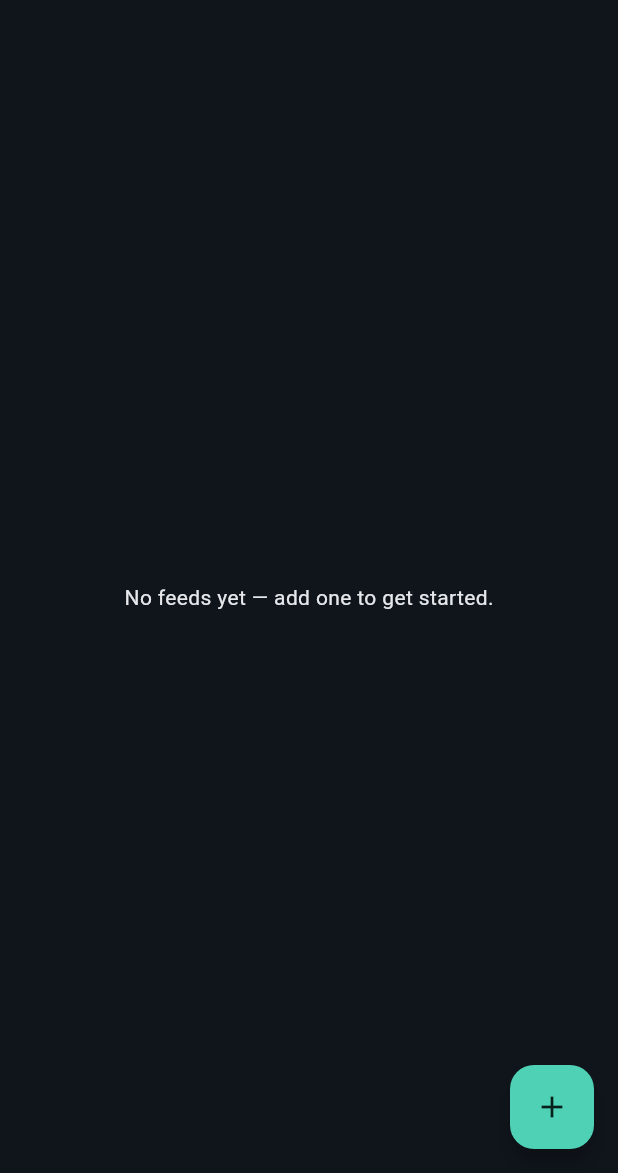
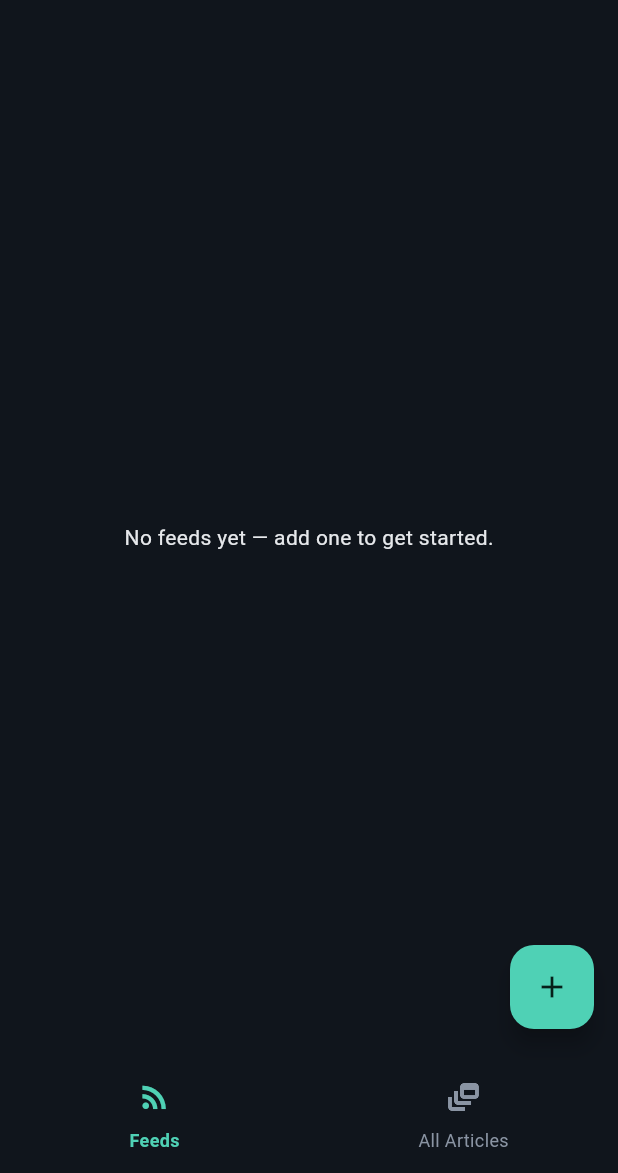
Before and after one commit to JRedrupp/deepread, a Flutter app: the screen it shows once a user with an empty profile is signed in, on a phone screen of 412 x 824 dp, the part 63-1236 px from its top. Run offline on Flutter 3.47's test engine with Material 3 defaults, Android fonts, the phone set to English and light mode, and no system bars; our stand-ins replace drift, google_fonts, shared_preferences, supabase_flutter, webview_flutter; missing offline and left inert: postgrest, workmanager; accounts and stored records are empty; generated files the repository leaves out were written again; network calls fail; statements that could not run were skipped.

Commit message:
Add HomeShell bottom-nav (Feeds | All Articles), narrowing FeedListScreen to a tab

```diff
--- a/mobile/lib/features/auth/auth_gate.dart
+++ b/mobile/lib/features/auth/auth_gate.dart
@@ -3,7 +3,7 @@ import 'package:supabase_flutter/supabase_flutter.dart';
 
 import '../../data/local/database.dart';
 import '../../data/remote/supabase_client.dart';
-import '../feeds/feed_list_screen.dart';
+import '../home/home_shell.dart';
 import 'login_screen.dart';
 
 /// Swaps between the login screen and the app itself based on Supabase
@@ -23,7 +23,7 @@ class AuthGate extends StatelessWidget {
         if (session == null) {
           return const LoginScreen();
         }
-        return FeedListScreen(db: db);
+        return HomeShell(db: db);
       },
     );
   }
--- a/mobile/lib/features/feeds/feed_list_screen.dart
+++ b/mobile/lib/features/feeds/feed_list_screen.dart
@@ -1,21 +1,15 @@
-import 'dart:async';
-import 'dart:io';
-
 import 'package:flutter/material.dart';
-import 'package:path/path.dart' as p;
-import 'package:path_provider/path_provider.dart';
 
 import '../../data/local/database.dart';
-import '../../data/remote/feed_repository.dart';
-import '../../data/remote/supabase_client.dart';
 import '../articles/article_list_screen.dart';
-import '../auth/local_data_reset.dart';
-import '../settings/settings_screen.dart';
-import '../sync/sync_service.dart';
-import 'add_feed_screen.dart';
 
+/// Body-only widget (no own Scaffold/AppBar) — the Feeds tab inside
+/// `HomeShell`'s bottom-nav shell. Sync-in-progress state, the AppBar's
+/// sync/settings icons, the "add feed" FAB, and unsubscribe execution all
+/// moved up to `HomeShell` when this stopped being the app's own home
+/// screen; this widget only renders the list and its confirmation dialog.
 class FeedListScreen extends StatefulWidget {
-  const FeedListScreen({super.key, required this.db, this.feedsStream, this.onUnsubscribe});
+  const FeedListScreen({super.key, required this.db, this.feedsStream, required this.onUnsubscribe});
 
   final AppDatabase db;
 
@@ -25,10 +19,10 @@ class FeedListScreen extends StatefulWidget {
   /// fake-async zone.
   final Stream<List<LocalFeed>>? feedsStream;
 
-  /// Overridable so widget tests can assert an unsubscribe was requested
-  /// for the right feed without touching `AppSupabase.client` or
-  /// `path_provider` (both hit by the default `_removeFeed`).
-  final Future<void> Function(LocalFeed feed)? onUnsubscribe;
+  /// Called once the user confirms unsubscribing from a feed. Always
+  /// supplied by `HomeShell` in the real app; tests inject their own to
+  /// assert on the tapped feed without touching `FeedRepository`/Supabase.
+  final Future<void> Function(LocalFeed feed) onUnsubscribe;
 
   @override
   State<FeedListScreen> createState() => _FeedListScreenState();
@@ -44,91 +38,11 @@ class _FeedListScreenState extends State<FeedListScreen> {
     // StreamBuilder a new Stream identity (which would tear down and
     // resubscribe the underlying drift query on every rebuild).
     _feedsStream = widget.feedsStream ?? widget.db.select(widget.db.localFeeds).watch();
-    unawaited(_syncNow());
-  }
-
-  bool _syncing = false;
-  Future<void>? _syncFuture;
-
-  Future<void> _syncNow() async {
-    if (_syncing) return;
-    setState(() => _syncing = true);
-    final future = SyncService(widget.db).syncNow();
-    _syncFuture = future;
-    try {
-      await future;
-    } catch (e) {
-      // Sync failures (offline, expired session, Supabase unreachable)
-      // shouldn't crash the screen — the user can already see and read
-      // whatever was downloaded previously.
-      if (mounted) {
-        ScaffoldMessenger.of(context).showSnackBar(
-          SnackBar(content: Text('Sync failed: $e')),
-        );
-      }
-    } finally {
-      if (mounted) setState(() => _syncing = false);
-    }
-  }
-
-  Future<void> _signOut() async {
-    final db = widget.db; // capture before any await — this widget may be
-    // disposed once AuthGate reacts to the `signedOut` auth event.
-
-    try {
-      // signOut() fires the `signedOut` event (and AuthGate's navigation
-      // to LoginScreen) essentially synchronously with the local session
-      // removal, before its best-effort server-side token revoke. Swallow
-      // failures here (e.g. offline revoke) — they must not block the
-      // local wipe below.
-      await AppSupabase.client.auth.signOut();
-    } catch (_) {}
-
-    // Drain any sync already in flight (the app-open sync from initState,
-    // or one launched by _addFeed) before wiping — syncNow() only checks
-    // currentUser once at its start, so signOut() above prevents *new*
-    // syncs but can't stop one already past that check. It will likely
-    // start throwing (401s) once the token's gone — irrelevant, swallowed.
-    try {
-      await _syncFuture;
-    } catch (_) {}
-
-    final docsDir = await getApplicationDocumentsDirectory();
-    await resetLocalData(
-      db: db,
-      articlesDir: Directory(p.join(docsDir.path, 'articles')),
-    );
   }
 
   @override
   Widget build(BuildContext context) {
-    return Scaffold(
-      appBar: AppBar(
-        title: const Text('DeepRead'),
-        actions: [
-          IconButton(
-            icon: _syncing
-                ? const SizedBox(
-                    width: 20,
-                    height: 20,
-                    child: CircularProgressIndicator(strokeWidth: 2),
-                  )
-                : const Icon(Icons.sync),
-            tooltip: 'Sync now',
-            onPressed: _syncing ? null : _syncNow,
-          ),
-          IconButton(
-            icon: const Icon(Icons.settings),
-            tooltip: 'Settings',
-            onPressed: () => Navigator.of(context).push(
-              MaterialPageRoute(
-                builder: (_) => SettingsScreen(onSignOut: _signOut, db: widget.db),
-              ),
-            ),
-          ),
-        ],
-      ),
-      body: StreamBuilder<List<LocalFeed>>(
+    return StreamBuilder<List<LocalFeed>>(
       stream: _feedsStream,
       builder: (context, snapshot) {
         final feeds = snapshot.data ?? const [];
@@ -161,24 +75,7 @@ class _FeedListScreenState extends State<FeedListScreen> {
           },
         );
       },
-      ),
-      floatingActionButton: FloatingActionButton(
-        onPressed: () => Navigator.of(context).push(
-          MaterialPageRoute(
-            builder: (_) => AddFeedScreen(onSubmit: _addFeed),
-          ),
-        ),
-        child: const Icon(Icons.add),
-      ),
     );
-  }
-
-  Future<void> _addFeed(String url) async {
-    await FeedRepository(widget.db).subscribe(url);
-    // Pull immediately rather than waiting for the next periodic
-    // background sync, so the feed's title (and any already-rendered
-    // articles) show up right away.
-    unawaited(_syncNow());
   }
 
   Future<void> _confirmUnsubscribe(LocalFeed feed) async {
@@ -210,26 +107,7 @@ class _FeedListScreenState extends State<FeedListScreen> {
     );
 
     if (confirmed == true) {
-      await (widget.onUnsubscribe ?? _removeFeed)(feed);
-    }
-  }
-
-  Future<void> _removeFeed(LocalFeed feed) async {
-    try {
-      // Drain any in-flight sync first — same race _signOut guards
-      // against: a sync mid-flight could re-insert this feed's rows
-      // between our local cleanup and its own completion.
-      await _syncFuture;
-    } catch (_) {}
-
-    try {
-      await FeedRepository(widget.db).unsubscribe(feed.id);
-    } catch (e) {
-      if (mounted) {
-        ScaffoldMessenger.of(context).showSnackBar(
-          SnackBar(content: Text('Failed to remove feed: $e')),
-        );
+      await widget.onUnsubscribe(feed);
     }
   }
 }
-}
--- /dev/null
+++ b/mobile/lib/features/home/home_shell.dart
@@ -0,0 +1,240 @@
+import 'dart:async';
+import 'dart:io';
+
+import 'package:flutter/material.dart';
+import 'package:path/path.dart' as p;
+import 'package:path_provider/path_provider.dart';
+
+import '../../data/local/article_with_feed.dart';
+import '../../data/local/database.dart';
+import '../../data/remote/feed_repository.dart';
+import '../../data/remote/supabase_client.dart';
+import '../../theme/app_theme.dart';
+import '../articles/all_articles_screen.dart';
+import '../articles/article_sort_order.dart';
+import '../auth/local_data_reset.dart';
+import '../feeds/add_feed_screen.dart';
+import '../feeds/feed_list_screen.dart';
+import '../settings/settings_screen.dart';
+import '../sync/sync_service.dart';
+
+/// The app's home screen: a shared AppBar (sync + settings, plus
+/// filter/sort when the All Articles tab is active) and a bottom nav bar
+/// switching between the Feeds tab ([FeedListScreen]) and the combined
+/// All Articles tab ([AllArticlesScreen]). Owns state that's really
+/// app-global rather than per-tab — sync-in-progress, sign-out, and
+/// unsubscribe-execution — since all of it used to live on
+/// [FeedListScreen] back when it was the app's only home screen.
+class HomeShell extends StatefulWidget {
+  const HomeShell({
+    super.key,
+    required this.db,
+    this.feedsStream,
+    this.articlesStream,
+    this.onUnsubscribe,
+  });
+
+  final AppDatabase db;
+  final Stream<List<LocalFeed>>? feedsStream;
+  final Stream<List<ArticleWithFeed>>? articlesStream;
+
+  /// Overridable so widget tests can assert an unsubscribe was requested
+  /// for the right feed without touching `FeedRepository`/Supabase. When
+  /// null (the real app), [_unsubscribeFeed] is used.
+  final Future<void> Function(LocalFeed feed)? onUnsubscribe;
+
+  @override
+  State<HomeShell> createState() => _HomeShellState();
+}
+
+class _HomeShellState extends State<HomeShell> {
+  int _selectedIndex = 0;
+  bool _syncing = false;
+  Future<void>? _syncFuture;
+  bool _unreadOnly = false;
+  ArticleSortOrder _sortOrder = ArticleSortOrder.newestFirst;
+
+  @override
+  void initState() {
+    super.initState();
+    unawaited(_syncNow());
+  }
+
+  Future<void> _syncNow() async {
+    if (_syncing) return;
+    setState(() => _syncing = true);
+    final future = SyncService(widget.db).syncNow();
+    _syncFuture = future;
+    try {
+      await future;
+    } catch (e) {
+      // Sync failures (offline, expired session, Supabase unreachable)
+      // shouldn't crash the screen — the user can already see and read
+      // whatever was downloaded previously.
+      if (mounted) {
+        ScaffoldMessenger.of(context).showSnackBar(
+          SnackBar(content: Text('Sync failed: $e')),
+        );
+      }
+    } finally {
+      if (mounted) setState(() => _syncing = false);
+    }
+  }
+
+  Future<void> _signOut() async {
+    final db = widget.db; // capture before any await — this widget may be
+    // disposed once AuthGate reacts to the `signedOut` auth event.
+
+    try {
+      await AppSupabase.client.auth.signOut();
+    } catch (_) {}
+
+    try {
+      await _syncFuture;
+    } catch (_) {}
+
+    final docsDir = await getApplicationDocumentsDirectory();
+    await resetLocalData(
+      db: db,
+      articlesDir: Directory(p.join(docsDir.path, 'articles')),
+    );
+  }
+
+  Future<void> _addFeed(String url) async {
+    await FeedRepository(widget.db).subscribe(url);
+    unawaited(_syncNow());
+  }
+
+  Future<void> _unsubscribeFeed(LocalFeed feed) async {
+    try {
+      // Drain any in-flight sync first — a sync mid-flight could
+      // re-insert this feed's rows between local cleanup and its own
+      // completion.
+      await _syncFuture;
+    } catch (_) {}
+
+    try {
+      await FeedRepository(widget.db).unsubscribe(feed.id);
+    } catch (e) {
+      if (mounted) {
+        ScaffoldMessenger.of(context).showSnackBar(
+          SnackBar(content: Text('Failed to remove feed: $e')),
+        );
+      }
+    }
+  }
+
+  @override
+  Widget build(BuildContext context) {
+    final isAllArticles = _selectedIndex == 1;
+    final isDark = Theme.of(context).brightness == Brightness.dark;
+    final secondaryColor = isDark ? AppTheme.textSecondary : AppTheme.lightTextSecondary;
+
+    return Scaffold(
+      appBar: AppBar(
+        title: const Text('DeepRead'),
+        actions: [
+          if (isAllArticles) ...[
+            IconButton(
+              icon: Icon(_unreadOnly ? Icons.filter_alt : Icons.filter_alt_outlined),
+              tooltip: _unreadOnly ? 'Showing unread only' : 'Show all',
+              onPressed: () => setState(() => _unreadOnly = !_unreadOnly),
+            ),
+            PopupMenuButton<ArticleSortOrder>(
+              icon: const Icon(Icons.sort),
+              tooltip: 'Sort',
+              initialValue: _sortOrder,
+              onSelected: (order) => setState(() => _sortOrder = order),
+              itemBuilder: (context) => const [
+                PopupMenuItem(value: ArticleSortOrder.newestFirst, child: Text('Newest first')),
+                PopupMenuItem(value: ArticleSortOrder.oldestFirst, child: Text('Oldest first')),
+              ],
+            ),
+          ],
+          IconButton(
+            icon: _syncing
+                ? const SizedBox(
+                    width: 20,
+                    height: 20,
+                    child: CircularProgressIndicator(strokeWidth: 2),
+                  )
+                : const Icon(Icons.sync),
+            tooltip: 'Sync now',
+            onPressed: _syncing ? null : _syncNow,
+          ),
+          IconButton(
+            icon: const Icon(Icons.settings),
+            tooltip: 'Settings',
+            onPressed: () => Navigator.of(context).push(
+              MaterialPageRoute(
+                builder: (_) => SettingsScreen(onSignOut: _signOut, db: widget.db),
+              ),
+            ),
+          ),
+        ],
+      ),
+      body: IndexedStack(
+        index: _selectedIndex,
+        children: [
+          FeedListScreen(
+            db: widget.db,
+            feedsStream: widget.feedsStream,
+            onUnsubscribe: widget.onUnsubscribe ?? _unsubscribeFeed,
+          ),
+          AllArticlesScreen(
+            db: widget.db,
+            unreadOnly: _unreadOnly,
+            sortOrder: _sortOrder,
+            articlesStream: widget.articlesStream,
+          ),
+        ],
+      ),
+      floatingActionButton: _selectedIndex == 0
+          ? FloatingActionButton(
+              onPressed: () => Navigator.of(context).push(
+                MaterialPageRoute(
+                  builder: (_) => AddFeedScreen(onSubmit: _addFeed),
+                ),
+              ),
+              child: const Icon(Icons.add),
+            )
+          : null,
+      bottomNavigationBar: DecoratedBox(
+        // Flat, bordered look (matching the app's card language) instead
+        // of Material 3's default pill-indicator NavigationBar.
+        decoration: BoxDecoration(
+          border: Border(top: BorderSide(color: Theme.of(context).dividerTheme.color ?? secondaryColor)),
+        ),
+        child: NavigationBarTheme(
+          data: NavigationBarThemeData(
+            backgroundColor: Theme.of(context).scaffoldBackgroundColor,
+            indicatorColor: Colors.transparent,
+            labelTextStyle: WidgetStateProperty.resolveWith(
+              (states) => TextStyle(
+                fontSize: 12,
+                color: states.contains(WidgetState.selected) ? AppTheme.accent : secondaryColor,
+                fontWeight: states.contains(WidgetState.selected) ? FontWeight.w600 : FontWeight.normal,
+              ),
+            ),
+          ),
+          child: NavigationBar(
+            selectedIndex: _selectedIndex,
+            onDestinationSelected: (index) => setState(() => _selectedIndex = index),
+            destinations: [
+              NavigationDestination(
+                icon: Icon(Icons.rss_feed, color: secondaryColor),
+                selectedIcon: const Icon(Icons.rss_feed, color: AppTheme.accent),
+                label: 'Feeds',
+              ),
+              NavigationDestination(
+                icon: Icon(Icons.dynamic_feed, color: secondaryColor),
+                selectedIcon: const Icon(Icons.dynamic_feed, color: AppTheme.accent),
+                label: 'All Articles',
+              ),
+            ],
+          ),
+        ),
+      ),
+    );
+  }
+}
--- a/mobile/lib/features/sync/sync_service.dart
+++ b/mobile/lib/features/sync/sync_service.dart
@@ -391,7 +391,7 @@ class SyncService {
     await applyRetentionPolicy(db);
 
     // Every row was attempted (isolation above), but callers still need to
-    // know something went wrong: FeedListScreen's sync-button handler shows
+    // know something went wrong: HomeShell's sync-button handler shows
     // this via a SnackBar, and the WorkManager background task uses it to
     // retry sooner with backoff instead of waiting the full 15-minute
     // periodic interval. Raised after the loop (and after any watermark
```
Also changed, not shown: 3 other files. Lines whose indentation alone changed are shown as unchanged.
